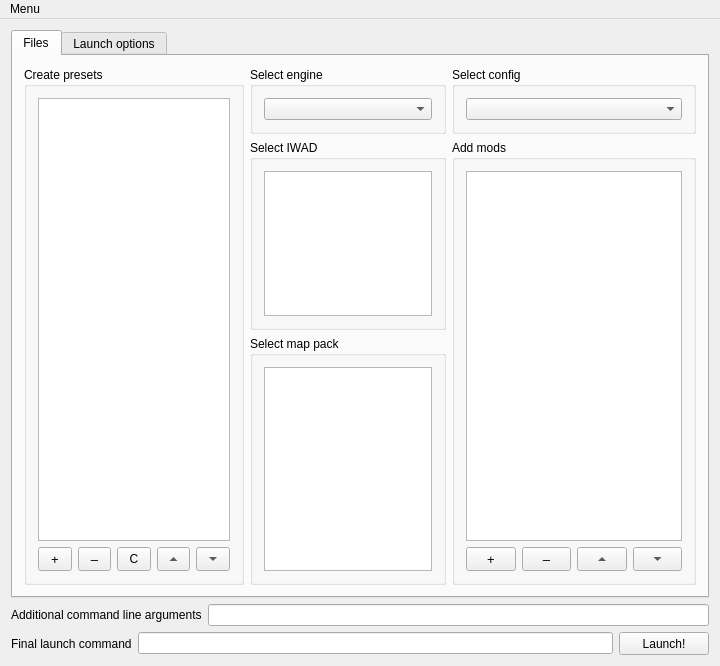
Youda008/DoomRunner, file Forms/MainWindow.ui: the form before one commit.
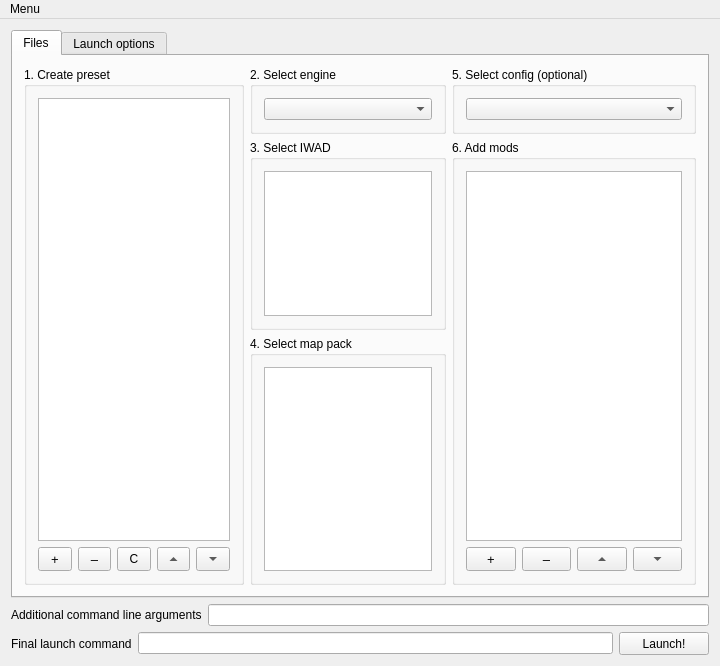
The form after the commit. Custom widgets are drawn as their Qt base class.

Commit message: elements of the main window are ordered to demonstrate the recommended order of settings

Patch:
```diff
--- a/Forms/MainWindow.ui
+++ b/Forms/MainWindow.ui
@@ -30,7 +30,7 @@
           <item>
            <widget class="QGroupBox" name="presetGroupBox">
             <property name="title">
-             <string>Create presets</string>
+             <string>1. Create preset</string>
             </property>
             <layout class="QVBoxLayout" name="verticalLayout_4">
              <item>
@@ -180,7 +180,7 @@
           <item>
            <widget class="QGroupBox" name="engineGrpBox">
             <property name="title">
-             <string>Select engine</string>
+             <string>2. Select engine</string>
             </property>
             <layout class="QHBoxLayout" name="horizontalLayout_2">
              <item>
@@ -198,7 +198,7 @@
              </size>
             </property>
             <property name="title">
-             <string>Select IWAD</string>
+             <string>3. Select IWAD</string>
             </property>
             <layout class="QVBoxLayout" name="verticalLayout_5">
              <item>
@@ -214,7 +214,7 @@
           <item>
            <widget class="QGroupBox" name="mapGrpBox">
             <property name="title">
-             <string>Select map pack</string>
+             <string>4. Select map pack</string>
             </property>
             <layout class="QVBoxLayout" name="verticalLayout_7">
              <item>
@@ -234,7 +234,7 @@
           <item>
            <widget class="QGroupBox" name="configGrpBox">
             <property name="title">
-             <string>Select config</string>
+             <string>5. Select config (optional)</string>
             </property>
             <layout class="QVBoxLayout" name="verticalLayout_13">
              <item>
@@ -246,7 +246,7 @@
           <item>
            <widget class="QGroupBox" name="modGrpBox">
             <property name="title">
-             <string>Add mods</string>
+             <string>6. Add mods</string>
             </property>
             <layout class="QVBoxLayout" name="verticalLayout_6">
              <item>
```
